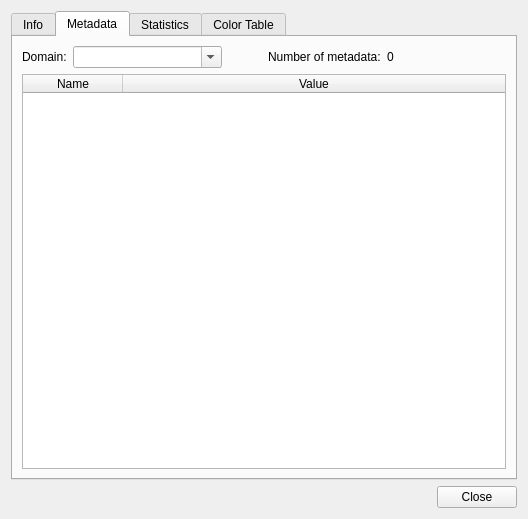
The window that gsdview/gdalbackend/ui/banddialog.ui (avalentino/gsdview) describes before a commit, drawn with Qt 5.
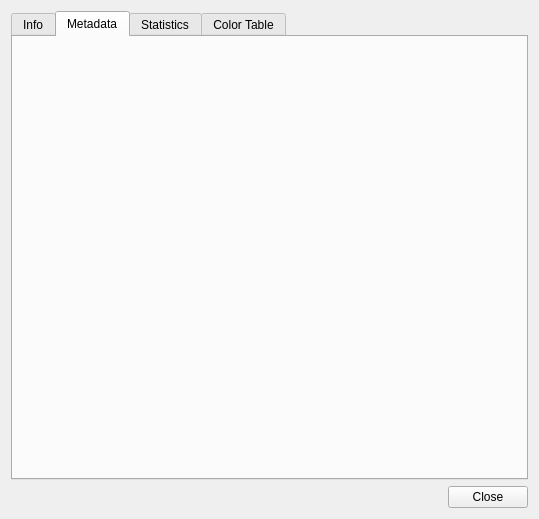
The same window after the commit. The open tabs and pages were chosen to show the change.

Commit message: Fix duplicate metadata widget

```diff
--- a/gsdview/gdalbackend/ui/banddialog.ui
+++ b/gsdview/gdalbackend/ui/banddialog.ui
@@ -6,7 +6,7 @@
    <rect>
     <x>0</x>
     <y>0</y>
-    <width>528</width>
+    <width>539</width>
     <height>519</height>
    </rect>
   </property>
@@ -686,129 +686,7 @@
       <attribute name="toolTip">
        <string>Raster band metadata.</string>
       </attribute>
-      <layout class="QVBoxLayout" name="metadataTabVerticalLayout">
-       <item>
-        <layout class="QHBoxLayout" name="metadataNumHorizontalLayout">
-         <item>
-          <widget class="QLabel" name="domainLabel">
-           <property name="text">
-            <string>Domain:</string>
-           </property>
-          </widget>
-         </item>
-         <item>
-          <widget class="QComboBox" name="domainComboBox">
-           <property name="toolTip">
-            <string>GDAL Metadata domain</string>
-           </property>
-           <property name="editable">
-            <bool>true</bool>
-           </property>
-           <item>
-            <property name="text">
-             <string/>
-            </property>
-           </item>
-           <item>
-            <property name="text">
-             <string>SUBDATASETS</string>
-            </property>
-           </item>
-           <item>
-            <property name="text">
-             <string>IMAGE_STRUCTURE</string>
-            </property>
-           </item>
-           <item>
-            <property name="text">
-             <string>RPC</string>
-            </property>
-           </item>
-          </widget>
-         </item>
-         <item>
-          <spacer name="metadataHorizontalSpacer">
-           <property name="orientation">
-            <enum>Qt::Horizontal</enum>
-           </property>
-           <property name="sizeHint" stdset="0">
-            <size>
-             <width>40</width>
-             <height>20</height>
-            </size>
-           </property>
-          </spacer>
-         </item>
-         <item>
-          <widget class="QLabel" name="metadataNumLabel">
-           <property name="sizePolicy">
-            <sizepolicy hsizetype="Minimum" vsizetype="Minimum">
-             <horstretch>0</horstretch>
-             <verstretch>0</verstretch>
-            </sizepolicy>
-           </property>
-           <property name="text">
-            <string>Number of metadata:</string>
-           </property>
-          </widget>
-         </item>
-         <item>
-          <widget class="QLabel" name="metadataNumValue">
-           <property name="sizePolicy">
-            <sizepolicy hsizetype="Preferred" vsizetype="Minimum">
-             <horstretch>1</horstretch>
-             <verstretch>0</verstretch>
-            </sizepolicy>
-           </property>
-           <property name="sizeIncrement">
-            <size>
-             <width>1</width>
-             <height>0</height>
-            </size>
-           </property>
-           <property name="text">
-            <string>0</string>
-           </property>
-           <property name="textInteractionFlags">
-            <set>Qt::LinksAccessibleByMouse|Qt::TextSelectableByKeyboard|Qt::TextSelectableByMouse</set>
-           </property>
-          </widget>
-         </item>
-        </layout>
-       </item>
-       <item>
-        <widget class="QTableWidget" name="metadataTableWidget">
-         <property name="contextMenuPolicy">
-          <enum>Qt::ActionsContextMenu</enum>
-         </property>
-         <property name="editTriggers">
-          <set>QAbstractItemView::NoEditTriggers</set>
-         </property>
-         <property name="horizontalScrollMode">
-          <enum>QAbstractItemView::ScrollPerPixel</enum>
-         </property>
-         <property name="sortingEnabled">
-          <bool>true</bool>
-         </property>
-         <attribute name="horizontalHeaderStretchLastSection">
-          <bool>true</bool>
-         </attribute>
-         <attribute name="horizontalHeaderStretchLastSection">
-          <bool>true</bool>
-         </attribute>
-         <column>
-          <property name="text">
-           <string>Name</string>
-          </property>
-         </column>
-         <column>
-          <property name="text">
-           <string>Value</string>
-          </property>
-         </column>
-        </widget>
-       </item>
-      </layout>
+      <layout class="QVBoxLayout" name="metadataTabVerticalLayout"/>
      </widget>
      <widget class="QWidget" name="statisticsTab">
       <attribute name="title">
```
Left out of the diff: 6 changed lines with no effect on the pictures. The commit also changes 3 other files.
